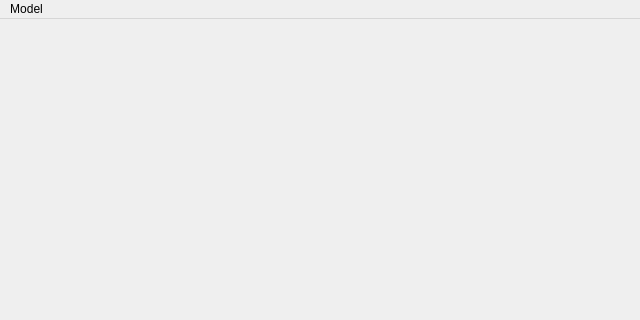
Before: the Qt Designer form QtGUI/mainwindow.ui in ChuangTseu/DogeGL, drawn with Qt 5; both pictures show x 0 to 640 and y 0 to 320 of the 640 by 480 pixel window.
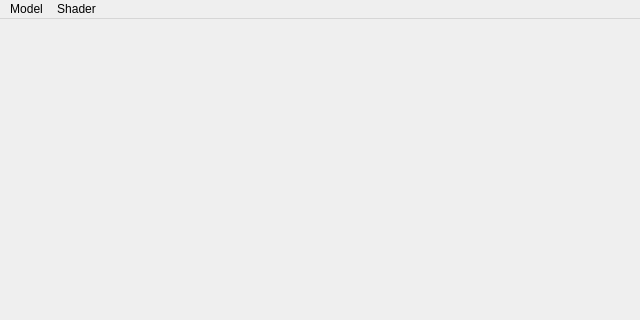
After: the same form once the commit is applied.

What changed in the file:
```diff
--- a/QtGUI/mainwindow.ui
+++ b/QtGUI/mainwindow.ui
@@ -29,7 +29,14 @@
     </property>
     <addaction name="actionModelLoad"/>
    </widget>
+   <widget class="QMenu" name="menuShader">
+    <property name="title">
+     <string>Shader</string>
+    </property>
+    <addaction name="actionReloadShader"/>
+   </widget>
    <addaction name="menuModel"/>
+   <addaction name="menuShader"/>
   </widget>
   <widget class="QStatusBar" name="statusBar"/>
   <action name="actionModelLoad">
```
Left out of the diff: 25 changed lines with no effect on the pictures.
